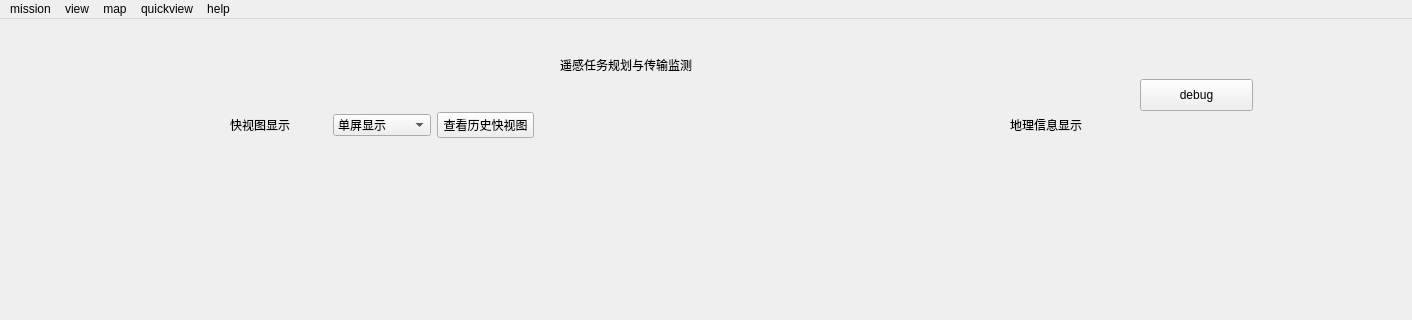
First picture: the form in main_window.ui, repository imbi7py/commander, before the edit; both pictures show x 0 to 1412 and y 0 to 320 of the 1412 by 782 pixel window.
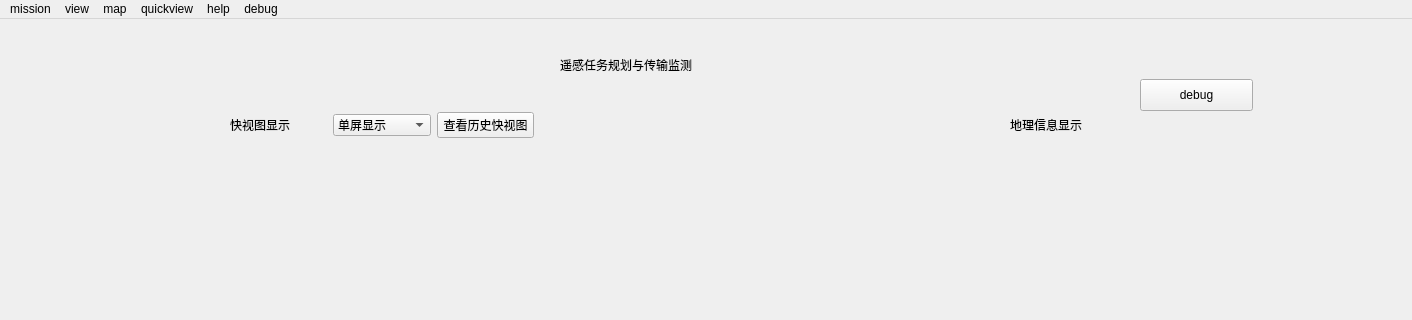
Second picture: the form after the edit.

```diff
--- a/main_window.ui
+++ b/main_window.ui
@@ -401,11 +401,17 @@
      <string>mission</string>
     </property>
    </widget>
+   <widget class="QMenu" name="mainmenu_debug">
+    <property name="title">
+     <string>debug</string>
+    </property>
+   </widget>
    <addaction name="mainmenu_mission"/>
    <addaction name="mainmenu_view"/>
    <addaction name="mainmenu_map"/>
    <addaction name="mainmenu_quickview"/>
    <addaction name="mainmenu_help"/>
+   <addaction name="mainmenu_debug"/>
   </widget>
   <widget class="QStatusBar" name="statusbar"/>
   <action name="zoom_to_china">
```
